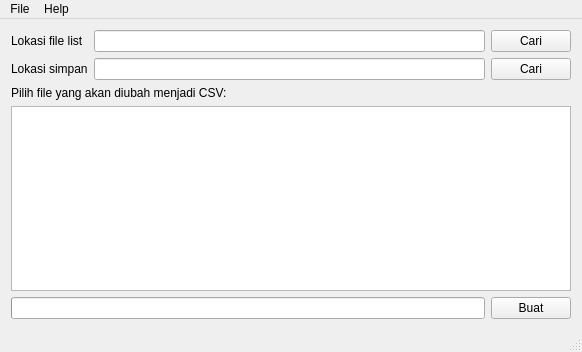
Qt form aptdb.ui (alldeb/aptdb) before a commit.
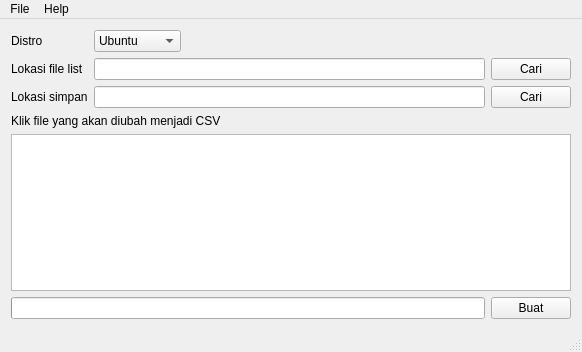
The same form after that commit. Icons and pictures are not drawn.

Commit message: Menambah pilihan distro

```diff
--- a/aptdb.ui
+++ b/aptdb.ui
@@ -20,33 +20,72 @@
   <widget class="QWidget" name="centralWidget">
    <layout class="QGridLayout" name="gridLayout">
     <item row="0" column="0">
+     <widget class="QLabel" name="label_4">
+      <property name="text">
+       <string>Distro</string>
+      </property>
+     </widget>
+    </item>
+    <item row="0" column="1">
+     <widget class="QComboBox" name="comboBox">
+      <item>
+       <property name="text">
+        <string>Ubuntu</string>
+       </property>
+      </item>
+      <item>
+       <property name="text">
+        <string>Debian</string>
+       </property>
+      </item>
+      <item>
+       <property name="text">
+        <string>Linux Mint</string>
+       </property>
+      </item>
+     </widget>
+    </item>
+    <item row="0" column="2">
+     <spacer name="horizontalSpacer">
+      <property name="orientation">
+       <enum>Qt::Horizontal</enum>
+      </property>
+      <property name="sizeHint" stdset="0">
+       <size>
+        <width>304</width>
+        <height>20</height>
+       </size>
+      </property>
+     </spacer>
+    </item>
+    <item row="1" column="0">
      <widget class="QLabel" name="label">
       <property name="text">
        <string>Lokasi file list</string>
       </property>
      </widget>
     </item>
-    <item row="0" column="1">
+    <item row="1" column="1" colspan="2">
      <widget class="QLineEdit" name="lokasiFileList"/>
     </item>
-    <item row="0" column="2">
+    <item row="1" column="3">
      <widget class="QPushButton" name="buttonAptList">
       <property name="text">
        <string>Cari</string>
       </property>
      </widget>
     </item>
-    <item row="1" column="0">
+    <item row="2" column="0">
      <widget class="QLabel" name="label_2">
       <property name="text">
        <string>Lokasi simpan</string>
       </property>
      </widget>
     </item>
-    <item row="1" column="1">
+    <item row="2" column="1" colspan="2">
      <widget class="QLineEdit" name="lokasiSimpan"/>
     </item>
-    <item row="1" column="2">
+    <item row="2" column="3">
      <widget class="QPushButton" name="buttonSimpan">
       <property name="text">
        <string>Cari</string>
@@ -54,16 +93,16 @@
      </widget>
     </item>
     <item row="3" column="0" colspan="3">
+     <widget class="QLabel" name="label_3">
+      <property name="text">
+       <string>Klik file yang akan diubah menjadi CSV</string>
+      </property>
+     </widget>
+    </item>
+    <item row="4" column="0" colspan="4">
      <widget class="QListView" name="listView"/>
     </item>
-    <item row="4" column="2">
-     <widget class="QPushButton" name="buttonBuat">
-      <property name="text">
-       <string>Buat</string>
-      </property>
-     </widget>
-    </item>
-    <item row="4" column="0" colspan="2">
+    <item row="5" column="0" colspan="3">
      <widget class="QProgressBar" name="progressBar">
       <property name="value">
        <number>0</number>
@@ -73,10 +112,10 @@
       </property>
      </widget>
     </item>
-    <item row="2" column="0" colspan="2">
-     <widget class="QLabel" name="label_3">
+    <item row="5" column="3">
+     <widget class="QPushButton" name="buttonBuat">
       <property name="text">
-       <string>Pilih file yang akan diubah menjadi CSV:</string>
+       <string>Buat</string>
       </property>
      </widget>
     </item>
```
The commit also changes 2 other files.
